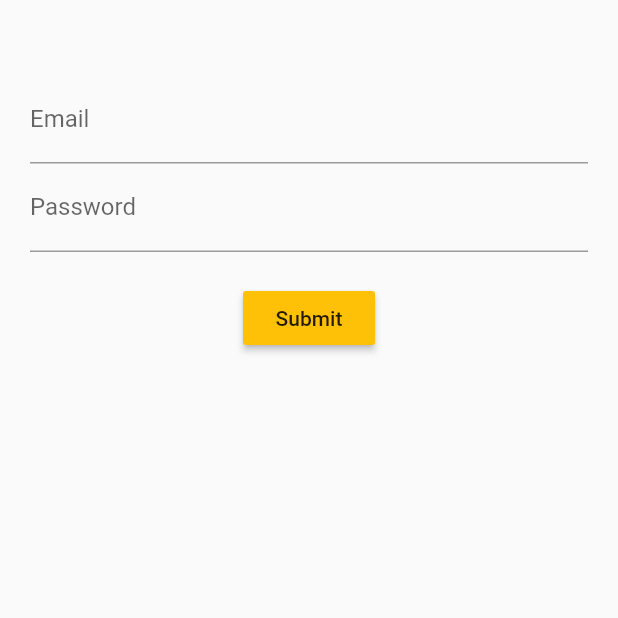
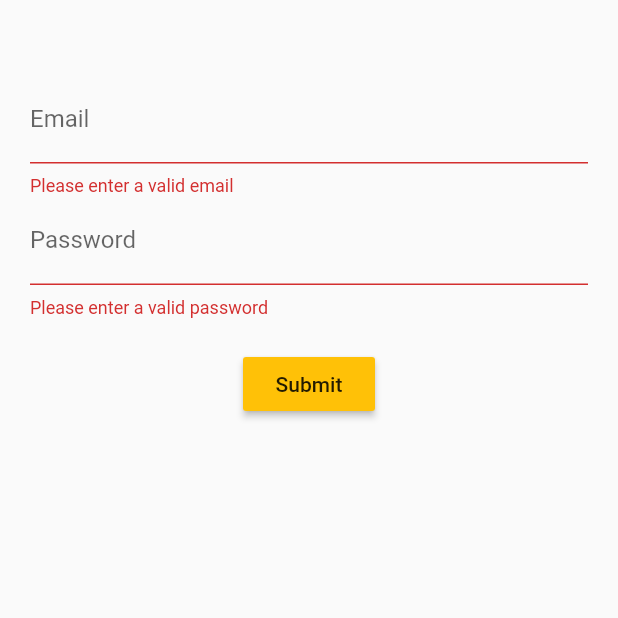
Before and after one commit to pSapien/login_wanda, a Flutter app: the screen it shows after launch, on a phone screen of 412 x 824 dp, the top half of it. Run offline on Flutter 3.47's test engine with Material 2 defaults, Android fonts, the phone set to English and light mode, and no system bars.

Commit message:
basic bloc

```diff
--- /dev/null
+++ b/lib/src/blocs/Bloc.dart
@@ -0,0 +1,14 @@
+import 'dart:async';
+
+import 'Validators.dart';
+
+class Bloc extends Validators {
+  final _email = StreamController<String>();
+  final _password = StreamController<String>();
+
+  Stream<String> get email => _email.stream;
+  Stream<String> get password => _password.stream;
+
+  Function(String) get changeEmail => _email.sink.add;
+  Function(String) get changePassword => _password.sink.add;
+}
--- a/lib/src/screens/LoginScreen.dart
+++ b/lib/src/screens/LoginScreen.dart
@@ -1,23 +1,14 @@
 import 'package:flutter/material.dart';
 
-import '../mixins/ValidationMixins.dart';
+import '../blocs/Bloc.dart';
 
-class LoginScreen extends StatefulWidget {
-  @override
-  State<StatefulWidget> createState() => LoginScreenState();
-}
-
-class LoginScreenState extends State<LoginScreen> with ValidationMixin {
-  final formKey = GlobalKey<FormState>();
-  String email = '';
-  String password = '';
+class LoginScreen extends StatelessWidget {
+  final bloc = Bloc();
 
   @override
   Widget build(BuildContext context) {
     return Container(
       margin: EdgeInsets.all(20.0),
-      child: Form(
-        key: formKey,
       child: Column(
         children: <Widget>[
           Container(margin: EdgeInsets.only(top: 30.0)),
@@ -27,42 +18,37 @@ class LoginScreenState extends State<LoginScreen> with ValidationMixin {
           submitButton(),
         ],
       ),
-      ),
     );
   }
 
   Widget emailField() {
-    return TextFormField(
+    return TextField(
       keyboardType: TextInputType.emailAddress,
       decoration: InputDecoration(
         labelText: 'Email',
         hintText: 'mickey@example.com',
+        errorText: 'Please enter a valid email',
       ),
-      validator: this.validateEmail,
-      onSaved: (String value) => email = value,
+      onChanged: bloc.changeEmail,
     );
   }
 
   Widget passwordField() {
-    return TextFormField(
+    return TextField(
       obscureText: true,
       decoration: InputDecoration(
         labelText: 'Password',
         hintText: '*****',
+        errorText: 'Please enter a valid password',
       ),
-      validator: this.validatePassword,
-      onSaved: (String value) => password = value,
+      onChanged: bloc.changePassword,
     );
   }
 
   Widget submitButton() {
     return RaisedButton(
       color: Colors.amber,
-      onPressed: () {
-        if (formKey.currentState.validate()) {
-          formKey.currentState.save();
-        }
-      },
+      onPressed: () {},
       child: Text('Submit'),
     );
   }
```
Also changed, not shown: lib/src/mixins/ValidationMixins.dart (deleted, +0 -13 lines). Lines whose indentation alone changed are shown as unchanged.
